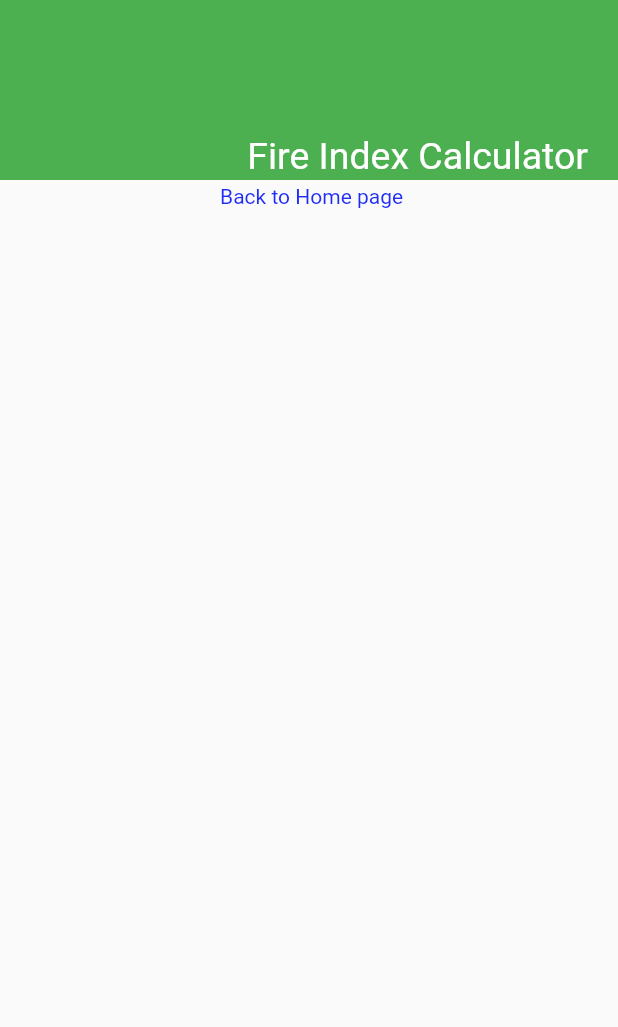
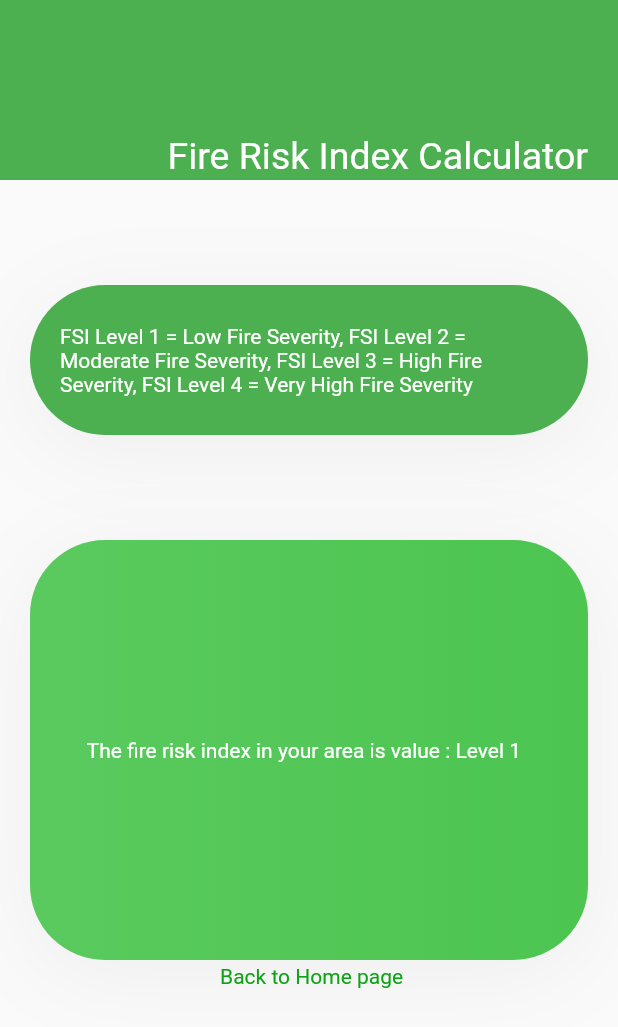
Before and after one commit to VLicus/SFECoursework2, a Flutter app: the FireIndex screen opened directly, on a phone screen of 412 x 824 dp. Shown: the top 1027 px of the screen. Run offline on Flutter 3.47's test engine with Material 2 defaults, Android fonts, the phone set to English and light mode, and no system bars.

Commit message:
Update fire_index_screen.dart

```diff
--- a/lib/fire_index_screen.dart
+++ b/lib/fire_index_screen.dart
@@ -1,5 +1,6 @@
 import 'package:flutter/material.dart';
 import 'package:sfe_cw2_api_tester/home_screen.dart';
+import 'package:sfe_cw2_api_tester/weather_screen.dart';
 
 class FireIndex extends StatefulWidget {
   @override
@@ -43,12 +44,78 @@ class InitState extends State<FireIndex> {
                 margin: EdgeInsets.only(right: 20, top: 20),
                 alignment: Alignment.bottomRight,
                 child: Text(
-                  "Fire Index Calculator",
+                  "Fire Risk Index Calculator",
                   style: TextStyle(fontSize: 25, color: Colors.white),
                 ),
               )
             ],
           )),
+        ),
+        GestureDetector(
+          onTap: () {
+            Navigator.push(
+                context,
+                MaterialPageRoute(
+                  builder: (context) => HomePage(),
+                ));
+          },
+          child: Container(
+            alignment: Alignment.center,
+            margin: EdgeInsets.only(left: 20, right: 20, top: 70),
+            padding: EdgeInsets.only(left: 20, right: 20),
+            height: 100,
+            decoration: BoxDecoration(
+              gradient: LinearGradient(
+                  colors: [(Colors.green), Colors.green],
+                  begin: Alignment.centerLeft,
+                  end: Alignment.centerRight),
+              borderRadius: BorderRadius.circular(50),
+              color: Colors.grey[200],
+              boxShadow: [
+                BoxShadow(
+                    offset: Offset(0, 10),
+                    blurRadius: 50,
+                    color: Color(0xffEEEEEE)),
+              ],
+            ),
+            child: Text(
+              "FSI Level 1 = Low Fire Severity, FSI Level 2 = Moderate Fire Severity, FSI Level 3 = High Fire Severity, FSI Level 4 = Very High Fire Severity ",
+              style: TextStyle(color: Colors.white),
+            ),
+          ),
+        ),
+        GestureDetector(
+          onTap: () {
+            Navigator.push(
+                context,
+                MaterialPageRoute(
+                  builder: (context) => HomePage(),
+                ));
+          },
+          child: Container(
+            alignment: Alignment.center,
+            margin: EdgeInsets.only(left: 20, right: 20, top: 70),
+            padding: EdgeInsets.only(left: 20, right: 20),
+            height: 280,
+            decoration: BoxDecoration(
+              gradient: LinearGradient(colors: [
+                (Color.fromARGB(255, 90, 202, 94)),
+                Color.fromARGB(255, 76, 197, 81)
+              ], begin: Alignment.centerLeft, end: Alignment.centerRight),
+              borderRadius: BorderRadius.circular(50),
+              color: Colors.grey[200],
+              boxShadow: [
+                BoxShadow(
+                    offset: Offset(0, 10),
+                    blurRadius: 50,
+                    color: Color(0xffEEEEEE)),
+              ],
+            ),
+            child: Text(
+              "The fire risk index in your area is value : Level 1  ",
+              style: TextStyle(color: Colors.white),
+            ),
+          ),
         ),
         Container(
           margin: EdgeInsets.only(top: 3, bottom: 10),
@@ -59,7 +126,7 @@ class InitState extends State<FireIndex> {
               GestureDetector(
                 child: Text(
                   "Back to Home page",
-                  style: TextStyle(color: Color.fromARGB(255, 31, 45, 245)),
+                  style: TextStyle(color: Color.fromARGB(255, 12, 163, 20)),
                 ),
                 onTap: () {
                   // Write Tap Code Here.
```
